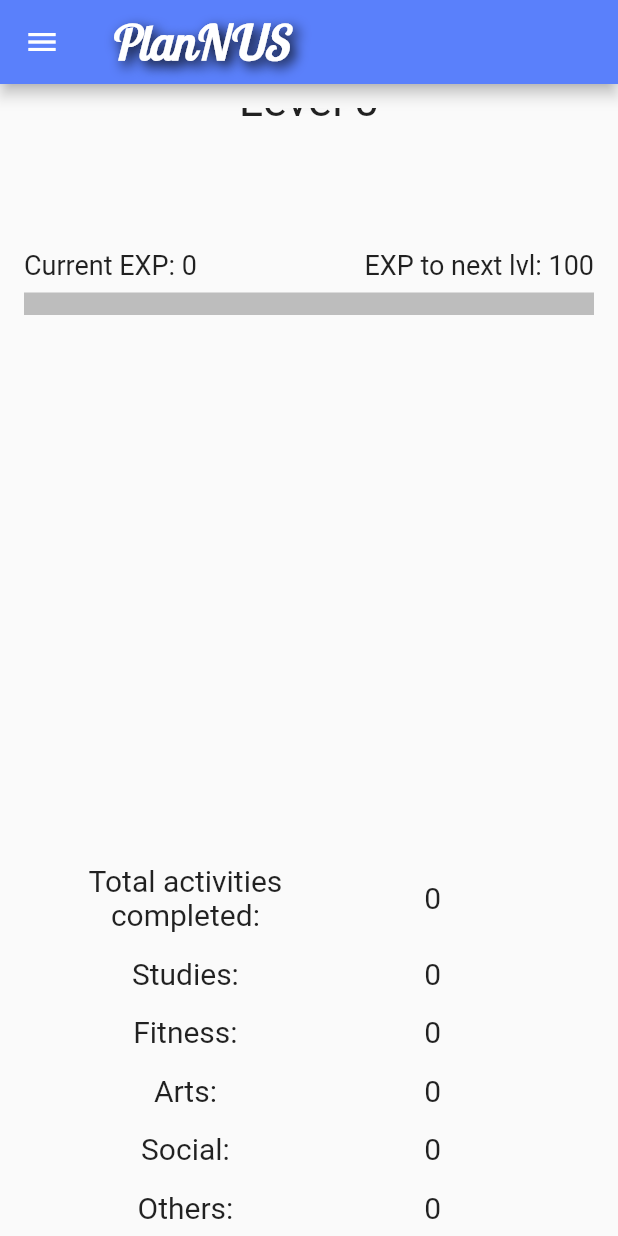
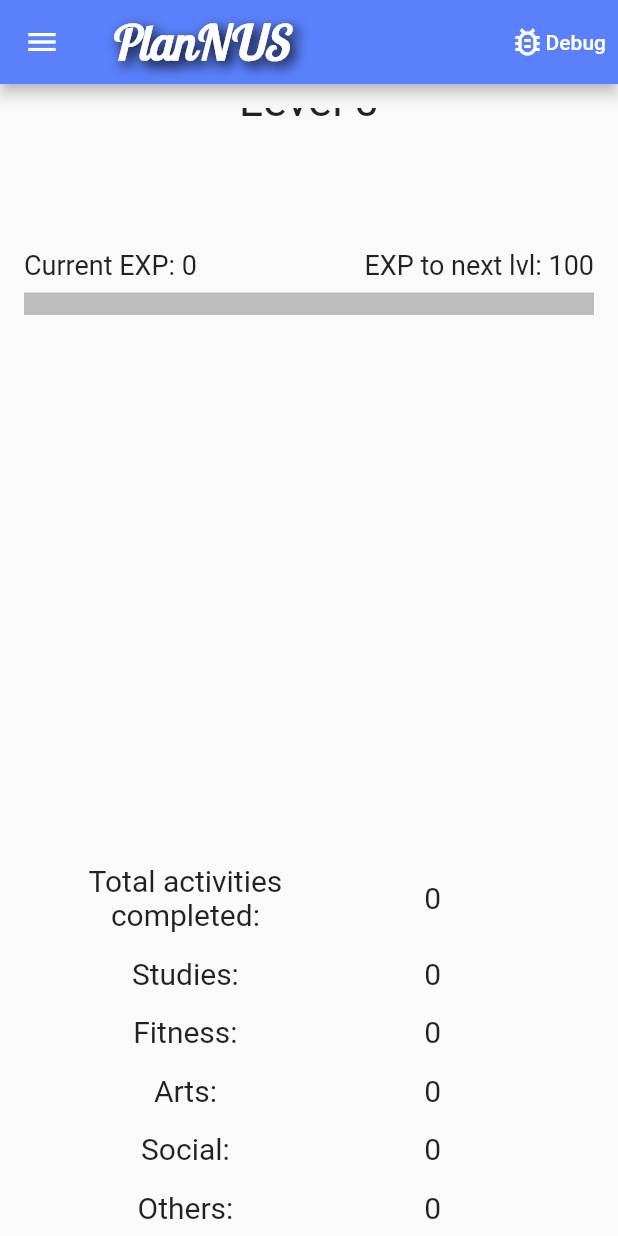
Before and after one commit to JeffZincatz/PlanNUS, a Flutter app: the Profile screen opened directly, scrolled down 187 dp, on a phone screen of 412 x 824 dp. Run offline on Flutter 3.47's test engine with Material 2 defaults, Android fonts, the phone set to English and light mode, and no system bars; drawn by our look-alikes of fl_chart; our stand-ins replace cloud_firestore, firebase_auth, firebase_core, firebase_storage, flutter_datetime_picker, flutter_spinkit and 3 more; accounts and stored records are empty; network calls fail.

Commit message:
added debug button on MyAppBar

```diff
--- a/lib/elements/MyAppBar.dart
+++ b/lib/elements/MyAppBar.dart
@@ -1,10 +1,30 @@
 import 'package:flutter/material.dart';
+import 'package:plannus/screens/home/Debug.dart';
 import 'package:plannus/util/PresetColors.dart';
 
 class MyAppBar extends AppBar {
 
-  MyAppBar() : super(
+  MyAppBar(context) : super(
     backgroundColor: PresetColors.blueAccent,
+    actions: [
+      TextButton(
+        onPressed: () {
+          showModalBottomSheet(
+            context: context,
+            builder: ((builder) => Debug()),
+          );
+        },
+        child: Row(
+          children: [
+            Icon(Icons.bug_report_outlined),
+            Text("Debug"),
+          ],
+        ),
+        style: ButtonStyle(
+          foregroundColor: MaterialStateProperty.all(Colors.white),
+        ),
+      ),
+    ],
     title: Text(
       "PlanNUS",
       style: TextStyle(
--- a/lib/screens/home/Achievements.dart
+++ b/lib/screens/home/Achievements.dart
@@ -20,7 +20,7 @@ class _AchievementsState extends State<Achievements> {
     double screenWidth = MediaQuery.of(context).size.width;
 
     return Scaffold(
-      appBar: MyAppBar(),
+      appBar: MyAppBar(context),
       drawer: NavBar(),
       body: ListView(
         children: [
--- a/lib/screens/home/Home.dart
+++ b/lib/screens/home/Home.dart
@@ -59,7 +59,7 @@ class _HomeState extends State<Home> {
       value: _db.eventsStream,
       builder: (context, snapshot) {
         return Scaffold(
-          appBar: MyAppBar(),
+          appBar: MyAppBar(context),
           body: SmartRefresher(
             enablePullDown: true,
             controller: _refreshController,
--- a/lib/screens/home/Profile.dart
+++ b/lib/screens/home/Profile.dart
@@ -44,7 +44,7 @@ class _ProfileState extends State<Profile> {
     double screenWidth = MediaQuery.of(context).size.width;
 
     return Scaffold(
-      appBar: MyAppBar(),
+      appBar: MyAppBar(context),
       drawer: NavBar(),
       body: Padding(
         padding: const EdgeInsets.fromLTRB(8, 16, 8, 0),
@@ -101,12 +101,14 @@ class _ProfileState extends State<Profile> {
               FutureBuilder(
                 future: _db.getUserLevel(),
                 builder: (context, snapshot) {
-                  return Text(
-                    "Level " + snapshot.data.toString(),
-                    style: TextStyle(
-                      fontSize: 30,
-                    ),
-                  );
+                  return snapshot.hasData
+                      ? Text(
+                          "Level " + snapshot.data.toString(),
+                          style: TextStyle(
+                            fontSize: 30,
+                          ),
+                        )
+                      : Text("");
                 },
               ),
               FutureBuilder(
```
Also changed, not shown: lib/screens/home/Debug.dart (added, +115 -0 lines), lib/services/DbService.dart (+9 -3 lines).
